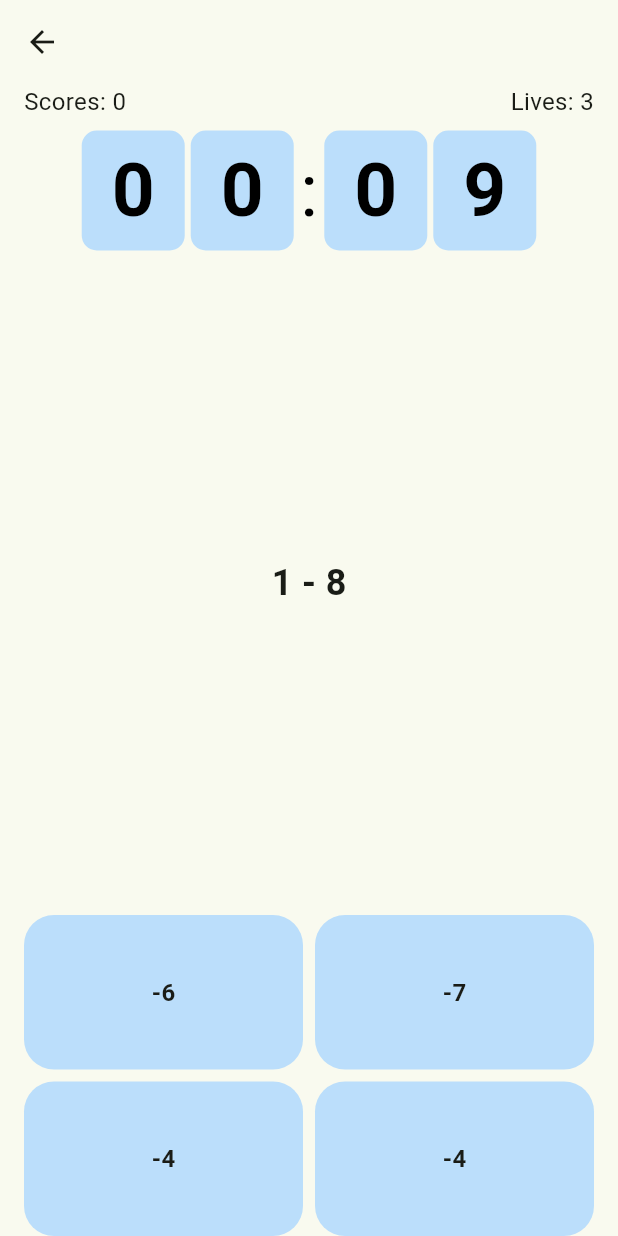
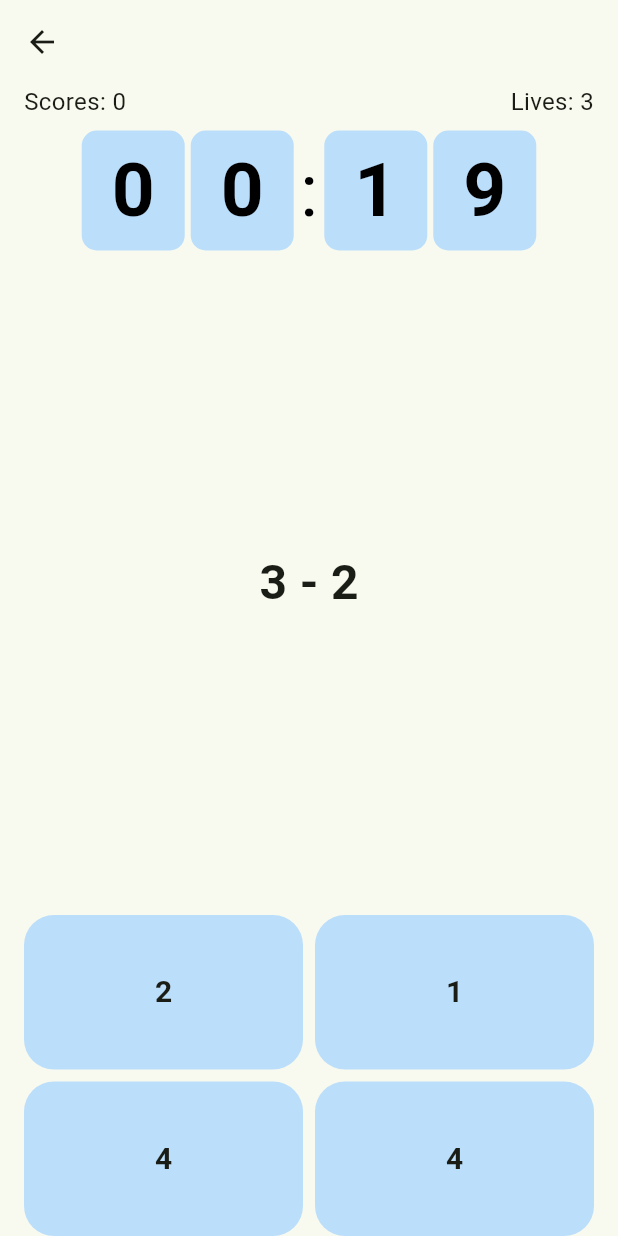
Before and after one commit to bulatBurganov/math_game, a Flutter app: the _MathGameScreenView screen opened directly, on a phone screen of 412 x 824 dp. Run offline on Flutter 3.47's test engine with Material 3 defaults, Android fonts, the phone set to English and light mode, and no system bars; our stand-ins replace auto_route, flutter_bloc, freezed_annotation; missing offline and left inert: flame.

Commit message:
added game process

```diff
--- /dev/null
+++ b/devtools_options.yaml
@@ -0,0 +1,3 @@
+description: This file stores settings for Dart & Flutter DevTools.
+documentation: https://docs.flutter.dev/tools/devtools/extensions#configure-extension-enablement-states
+extensions:
--- a/lib/common/widgets/bounce_button.dart
+++ b/lib/common/widgets/bounce_button.dart
@@ -4,12 +4,16 @@ class BounceButton extends StatefulWidget {
   final Widget child;
   final Function onTap;
   final Duration duration;
+  final Curve curve;
+  final bool tapAfterAnimation;
 
   const BounceButton({
     super.key,
     required this.child,
     required this.onTap,
-    required this.duration,
+    this.duration = const Duration(milliseconds: 150),
+    this.curve = Curves.bounceIn,
+    this.tapAfterAnimation = true,
   });
 
   @override
@@ -40,11 +44,28 @@ class _BounceButtonState extends State<BounceButton>
   @override
   Widget build(BuildContext context) {
     return GestureDetector(
-      onTap: () {
-        widget.onTap();
+      onTap: () async {
+        if (!widget.tapAfterAnimation) {
+          widget.onTap();
+        }
         _controller.forward().then((_) {
-          _controller.reverse();
+          _controller.reverse().then((_) {
+            if (widget.tapAfterAnimation) {
+              widget.onTap();
+            }
+          });
         });
+      },
+
+      onTapDown: (details) {
+        _controller.forward();
+      },
+      onTapUp: (details) {
+        _controller.reverse();
+      },
+
+      onTapCancel: () {
+        _controller.reverse();
       },
       child: AnimatedBuilder(
         animation: _animation,
--- a/lib/main_menu/main_menu_screen.dart
+++ b/lib/main_menu/main_menu_screen.dart
@@ -13,7 +13,7 @@ class MainMenuScreen extends StatelessWidget {
     return Scaffold(
       body: Padding(
         padding: const EdgeInsets.all(8.0),
-        child: Stack(
+        child: Column(
           // mainAxisAlignment: MainAxisAlignment.center,
           children: [
             Padding(
@@ -39,11 +39,11 @@ class MainMenuScreen extends StatelessWidget {
                   onTap: () {
                     context.router.push(const GameFlowWrapperRoute());
                   },
-                  duration: const Duration(milliseconds: 200),
                   child: Text(S.of(context).start_game),
                 ),
               ),
             ),
+            const SizedBox(height: 24),
           ],
         ),
       ),
--- a/lib/math_game/domain/bloc/game_settings_bloc/game_settings_state.dart
+++ b/lib/math_game/domain/bloc/game_settings_bloc/game_settings_state.dart
@@ -22,6 +22,7 @@ class GameUserSettings with _$GameUserSettings {
     @Default(1) int? min,
     @Default(10) int? max,
     ValidationErrors? validationErrors,
+    @Default(false) bool onlyPositiveResults,
   }) = _GameAdditionalSettings;
 }
 
--- a/lib/math_game/domain/bloc/math_game_state.dart
+++ b/lib/math_game/domain/bloc/math_game_state.dart
@@ -1,5 +1,6 @@
 import 'package:freezed_annotation/freezed_annotation.dart';
 import 'package:math_game/math_game/constants/game_constants.dart';
+import 'package:math_game/math_game/domain/model/bonus_model.dart';
 import 'package:math_game/math_game/domain/model/problem_model.dart';
 
 part 'math_game_state.freezed.dart';
@@ -11,5 +12,6 @@ class MathGameState with _$MathGameState {
     @Default(0) int scores,
     @Default(defaultLivesCount) int lives,
     @Default(Duration(seconds: 0)) Duration timer,
+    GameBonusModel? bonus,
   }) = _MathGameState;
 }
--- /dev/null
+++ b/lib/math_game/domain/model/bonus_model.dart
@@ -0,0 +1,13 @@
+abstract class GameBonusModel {
+  final int count;
+
+  GameBonusModel({required this.count});
+}
+
+class GameBonusModelExtraTime extends GameBonusModel {
+  GameBonusModelExtraTime({required super.count});
+}
+
+class GameBonusModelExtraLive extends GameBonusModel {
+  GameBonusModelExtraLive({required super.count});
+}
--- a/lib/math_game/ui/game_over_screen.dart
+++ b/lib/math_game/ui/game_over_screen.dart
@@ -59,7 +59,6 @@ class GameOverScreen extends StatelessWidget {
                     const GameFlowEventRestartGame(),
                   );
                 },
-                duration: const Duration(milliseconds: 150),
                 child: Text(S.of(context).restart),
               ),
             ),
@@ -72,7 +71,6 @@ class GameOverScreen extends StatelessWidget {
                     const GameFlowEventFinishGame(),
                   );
                 },
-                duration: const Duration(milliseconds: 150),
                 child: Text(S.of(context).finish_game),
               ),
             ),
--- a/lib/math_game/ui/math_game_screen.dart
+++ b/lib/math_game/ui/math_game_screen.dart
@@ -1,12 +1,14 @@
 import 'package:auto_route/auto_route.dart';
 import 'package:flutter/material.dart';
 import 'package:flutter_bloc/flutter_bloc.dart';
+import 'package:math_game/common/widgets/bounce_button.dart';
+import 'package:math_game/common/widgets/flyout_widget.dart';
 import 'package:math_game/math_game/domain/bloc/game_flow_bloc/game_flow_bloc.dart';
 import 'package:math_game/math_game/domain/bloc/game_flow_bloc/game_flow_event.dart';
 import 'package:math_game/math_game/domain/bloc/game_settings_bloc/game_settings_cubit.dart';
 import 'package:math_game/math_game/domain/bloc/math_game_cubit.dart';
 import 'package:math_game/math_game/domain/bloc/math_game_state.dart';
-import 'package:math_game/common/widgets/bounce_button.dart';
+import 'package:math_game/math_game/domain/model/bonus_model.dart';
 import 'package:math_game/math_game/ui/widget/timer_widget.dart';
 
 @RoutePage()
@@ -68,11 +70,14 @@ class _MathGameScreenView extends StatelessWidget {
                     TimerWidget(duration: state.timer),
                     Expanded(
                       child: Center(
-                        child: Text(
-                          state.levelModel.first.expression,
-                          style: const TextStyle(
-                            fontSize: 24,
-                            fontWeight: FontWeight.bold,
+                        child: FlyoutWidget(
+                          flyout: _getBonusText(state.bonus),
+                          child: Text(
+                            state.levelModel.first.expression,
+                            style: const TextStyle(
+                              fontSize: 32,
+                              fontWeight: FontWeight.bold,
+                            ),
                           ),
                         ),
                       ),
@@ -83,21 +88,21 @@ class _MathGameScreenView extends StatelessWidget {
                       shrinkWrap: true,
                       itemBuilder: (context, index) {
                         return BounceButton(
+                          tapAfterAnimation: false,
+                          child: Text(
+                            style: const TextStyle(
+                              fontSize: 20,
+                              fontWeight: FontWeight.bold,
+                            ),
+                            state.levelModel.first.answers[index]
+                                .toInt()
+                                .toString(),
+                          ),
                           onTap: () {
                             context.read<MathGameCubit>().checkAnswer(
                               state.levelModel.first.answers[index],
                             );
                           },
-                          duration: const Duration(milliseconds: 150),
-                          child: Text(
-                            state.levelModel.first.answers[index]
-                                .toInt()
-                                .toString(),
-                            style: const TextStyle(
-                              fontSize: 16,
-                              fontWeight: FontWeight.w700,
-                            ),
-                          ),
                         );
                       },
                       gridDelegate: SliverGridDelegateWithFixedCrossAxisCount(
@@ -116,4 +121,15 @@ class _MathGameScreenView extends StatelessWidget {
       },
     );
   }
+
+  String? _getBonusText(GameBonusModel? bonus) {
+    switch (bonus) {
+      case GameBonusModelExtraTime():
+        return '+ ${bonus.count} сек.';
+      case GameBonusModelExtraLive():
+        return '+ ${bonus.count} ❤';
+      default:
+        return null;
+    }
+  }
 }
--- a/lib/math_game/ui/widget/timer_widget.dart
+++ b/lib/math_game/ui/widget/timer_widget.dart
@@ -1,21 +1,32 @@
 import 'package:flutter/material.dart';
 
-class TimerWidget extends StatelessWidget {
+class TimerWidget extends StatefulWidget {
   final Duration duration;
 
   const TimerWidget({super.key, required this.duration});
+
+  @override
+  State<TimerWidget> createState() => _TimerWidgetState();
+}
+
+class _TimerWidgetState extends State<TimerWidget>
+    with SingleTickerProviderStateMixin {
   String _twoDigits(int n) => n.toString().padLeft(2, '0');
 
   @override
   Widget build(BuildContext context) {
-    final minutes = _twoDigits(duration.inMinutes.remainder(60));
-    final seconds = _twoDigits(duration.inSeconds.remainder(60));
+    final minutes = _twoDigits(widget.duration.inMinutes.remainder(60));
+    final seconds = _twoDigits(widget.duration.inSeconds.remainder(60));
 
-    return Row(
-      mainAxisAlignment: MainAxisAlignment.center,
+    return Column(
       children: [
-        _TimeColumn(time: minutes, label: 'Mins'),
-        _TimeColumn(time: seconds, label: 'Secs', isLast: true),
+        Row(
+          mainAxisAlignment: MainAxisAlignment.center,
+          children: [
+            _TimeColumn(time: minutes, label: 'Mins'),
+            _TimeColumn(time: seconds, label: 'Secs', isLast: true),
+          ],
+        ),
       ],
     );
   }
```
Also changed, not shown: lib/common/widgets/flyout_widget.dart (added, +227 -0 lines), lib/l10n/intl_en.arb (+6 -2 lines), lib/l10n/intl_ru.arb (+7 -2 lines), lib/math_game/domain/bloc/math_game_cubit.dart (+49 -14 lines), lib/math_game/ui/game_settings_screen.dart (+3 -7 lines), lib/math_game/ui/widget/difficulty_selector.dart (+13 -1 lines), lib/generated/intl/messages_en.dart, lib/generated/intl/messages_ru.dart, lib/generated/l10n.dart, lib/math_game/domain/bloc/game_settings_bloc/game_settings_state.freezed.dart, lib/math_game/domain/bloc/math_game_state.freezed.dart.
